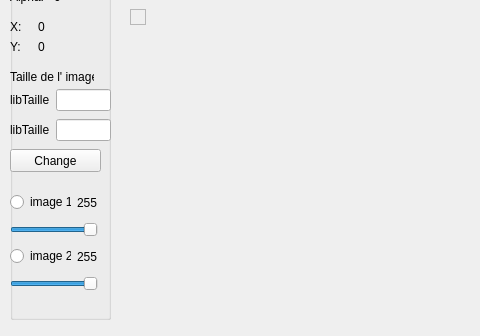
Above: Line/image1/picdisplay.ui from LilyOfTheWest/image before the change; both pictures show x 0 to 480 and y 131 to 467 of the 933 by 467 pixel window. Below: the same form after it.
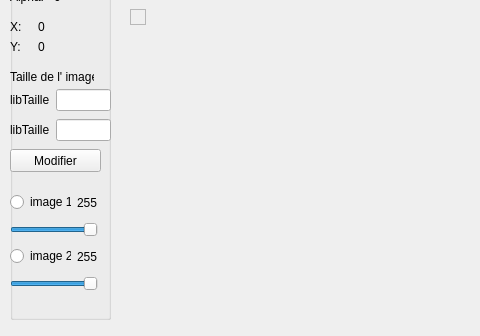
That is the form after the change.

Patch:
```diff
--- a/Line/image1/picdisplay.ui
+++ b/Line/image1/picdisplay.ui
@@ -377,7 +377,7 @@
      </rect>
     </property>
     <property name="text">
-     <string>Change</string>
+     <string>Modifier</string>
     </property>
    </widget>
    <zorder>layoutWidget</zorder>
```
